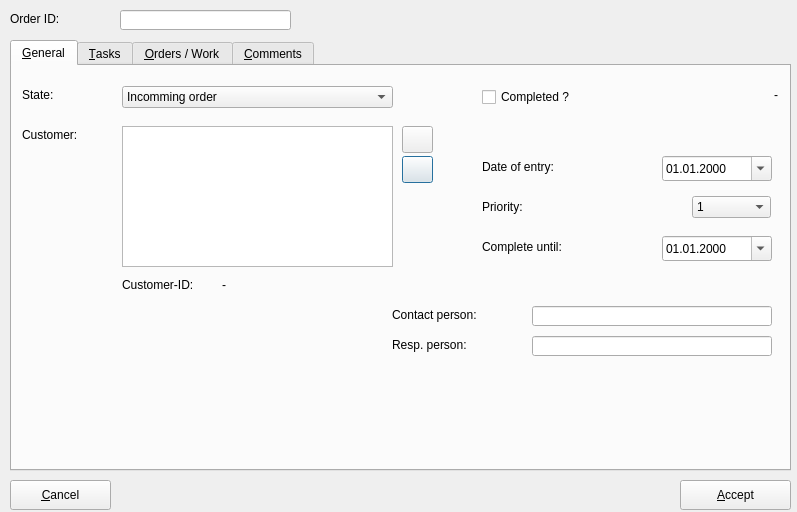
Before: the Qt Designer form trunk/ui/procedureeditfrm.ui in BackupTheBerlios/first4-svn, drawn with Qt 5.
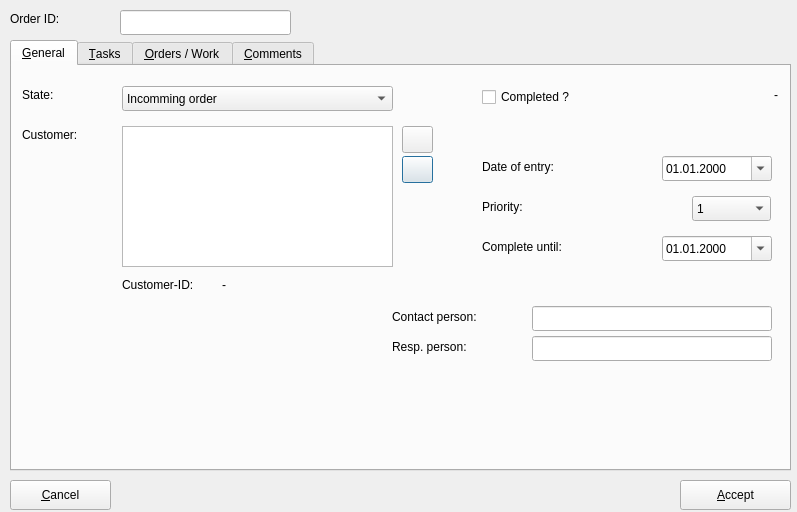
After: the same form once the commit is applied. Icons and pictures are not drawn.

```diff
--- a/trunk/ui/procedureeditfrm.ui
+++ b/trunk/ui/procedureeditfrm.ui
@@ -34,7 +34,7 @@
      <x>120</x>
      <y>10</y>
      <width>171</width>
-     <height>20</height>
+     <height>25</height>
     </rect>
    </property>
    <property name="alignment" >
@@ -92,7 +92,7 @@
        <x>110</x>
        <y>20</y>
        <width>271</width>
-       <height>22</height>
+       <height>25</height>
       </rect>
      </property>
      <item>
@@ -180,7 +180,7 @@
       <rect>
        <x>470</x>
        <y>130</y>
-       <width>81</width>
+       <width>111</width>
        <height>21</height>
       </rect>
      </property>
@@ -193,7 +193,7 @@
       <rect>
        <x>470</x>
        <y>90</y>
-       <width>101</width>
+       <width>111</width>
        <height>21</height>
       </rect>
      </property>
@@ -244,7 +244,7 @@
       <rect>
        <x>470</x>
        <y>170</y>
-       <width>101</width>
+       <width>111</width>
        <height>21</height>
       </rect>
      </property>
@@ -257,8 +257,8 @@
       <rect>
        <x>380</x>
        <y>270</y>
-       <width>101</width>
-       <height>17</height>
+       <width>131</width>
+       <height>21</height>
       </rect>
      </property>
      <property name="text" >
@@ -270,8 +270,8 @@
       <rect>
        <x>380</x>
        <y>240</y>
-       <width>121</width>
-       <height>17</height>
+       <width>131</width>
+       <height>21</height>
       </rect>
      </property>
      <property name="text" >
@@ -284,7 +284,7 @@
        <x>520</x>
        <y>240</y>
        <width>240</width>
-       <height>20</height>
+       <height>25</height>
       </rect>
      </property>
      <property name="text" >
@@ -300,7 +300,7 @@
        <x>520</x>
        <y>270</y>
        <width>240</width>
-       <height>20</height>
+       <height>25</height>
       </rect>
      </property>
      <property name="text" >
@@ -316,7 +316,7 @@
        <x>680</x>
        <y>130</y>
        <width>79</width>
-       <height>22</height>
+       <height>25</height>
       </rect>
      </property>
      <item>
```
